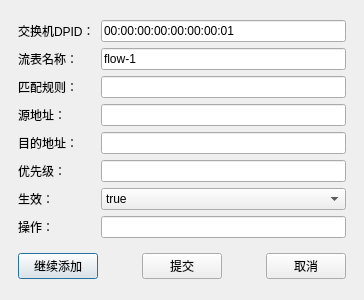
The window that SDNNet/addflowdialog.ui (Deerdev/SDNTopology) describes before a commit, drawn with Qt 5.
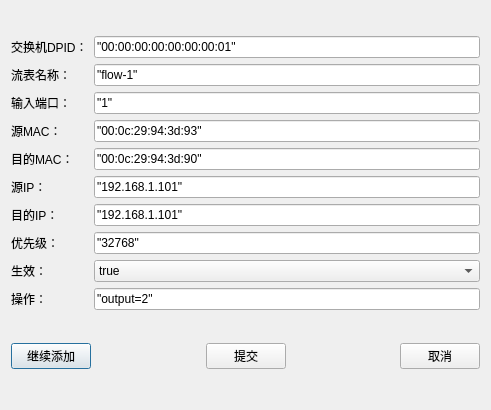
The same window after the commit.

```diff
--- a/SDNNet/addflowdialog.ui
+++ b/SDNNet/addflowdialog.ui
@@ -6,31 +6,19 @@
    <rect>
     <x>0</x>
     <y>0</y>
-    <width>364</width>
-    <height>300</height>
+    <width>491</width>
+    <height>410</height>
    </rect>
   </property>
   <property name="windowTitle">
    <string>添加流表</string>
   </property>
+  <property name="sizeGripEnabled">
+   <bool>false</bool>
+  </property>
   <layout class="QGridLayout" name="gridLayout">
    <item row="0" column="0">
-    <spacer name="horizontalSpacer_3">
-     <property name="orientation">
-      <enum>Qt::Horizontal</enum>
-     </property>
-     <property name="sizeHint" stdset="0">
-      <size>
-       <width>12</width>
-       <height>20</height>
-      </size>
-     </property>
-    </spacer>
-   </item>
-   <item row="0" column="1">
-    <layout class="QHBoxLayout" name="horizontalLayout">
-     <item>
-      <layout class="QVBoxLayout" name="verticalLayout_2">
+    <layout class="QVBoxLayout" name="verticalLayout">
        <item>
         <widget class="QLabel" name="label">
          <property name="text">
@@ -40,6 +28,12 @@
        </item>
        <item>
         <widget class="QLabel" name="label_2">
+       <property name="font">
+        <font>
+         <family>Ubuntu</family>
+         <stylestrategy>PreferDefault</stylestrategy>
+        </font>
+       </property>
          <property name="text">
           <string>流表名称：</string>
          </property>
@@ -48,21 +42,35 @@
        <item>
         <widget class="QLabel" name="label_3">
          <property name="text">
-          <string>匹配规则：</string>
+        <string>输入端口：</string>
          </property>
         </widget>
        </item>
        <item>
         <widget class="QLabel" name="label_4">
          <property name="text">
-          <string>源地址：</string>
+        <string>源MAC：</string>
          </property>
         </widget>
        </item>
        <item>
         <widget class="QLabel" name="label_5">
          <property name="text">
-          <string>目的地址：</string>
+        <string>目的MAC：</string>
+       </property>
+      </widget>
+     </item>
+     <item>
+      <widget class="QLabel" name="label_10">
+       <property name="text">
+        <string>源IP：</string>
+       </property>
+      </widget>
+     </item>
+     <item>
+      <widget class="QLabel" name="label_9">
+       <property name="text">
+        <string>目的IP：</string>
          </property>
         </widget>
        </item>
@@ -89,47 +97,61 @@
        </item>
       </layout>
      </item>
+   <item row="0" column="1">
+    <layout class="QVBoxLayout" name="verticalLayout_2">
      <item>
-      <layout class="QVBoxLayout" name="verticalLayout">
-       <item>
-        <widget class="QLineEdit" name="DPIPLineEdit">
+      <widget class="QLineEdit" name="DPIDLineEdit">
          <property name="text">
-          <string>00:00:00:00:00:00:00:01</string>
+        <string>&quot;00:00:00:00:00:00:00:01&quot;</string>
          </property>
         </widget>
        </item>
        <item>
         <widget class="QLineEdit" name="flowNameLineEdit">
          <property name="text">
-          <string>flow-1</string>
+        <string>&quot;flow-1&quot;</string>
          </property>
         </widget>
        </item>
        <item>
-        <widget class="QLineEdit" name="lineEdit_3">
+      <widget class="QLineEdit" name="inPortLineEdit">
          <property name="text">
-          <string/>
+        <string>&quot;1&quot;</string>
          </property>
         </widget>
        </item>
        <item>
         <widget class="QLineEdit" name="srcMACLineEdit">
          <property name="text">
-          <string/>
+        <string>&quot;00:0c:29:94:3d:93&quot;</string>
          </property>
         </widget>
        </item>
        <item>
         <widget class="QLineEdit" name="desMACLineEdit">
          <property name="text">
-          <string/>
+        <string>&quot;00:0c:29:94:3d:90&quot;</string>
+       </property>
+      </widget>
+     </item>
+     <item>
+      <widget class="QLineEdit" name="srcIPLineEdit">
+       <property name="text">
+        <string>&quot;192.168.1.101&quot;</string>
+       </property>
+      </widget>
+     </item>
+     <item>
+      <widget class="QLineEdit" name="desIPLineEdit">
+       <property name="text">
+        <string>&quot;192.168.1.101&quot;</string>
          </property>
         </widget>
        </item>
        <item>
         <widget class="QLineEdit" name="priorityLineEdit">
          <property name="text">
-          <string/>
+        <string>&quot;32768&quot;</string>
          </property>
         </widget>
        </item>
@@ -148,31 +170,16 @@
         </widget>
        </item>
        <item>
-        <widget class="QLineEdit" name="lineEdit_7">
+      <widget class="QLineEdit" name="actionLineEdit">
          <property name="text">
-          <string/>
+        <string>&quot;output=2&quot;</string>
          </property>
         </widget>
        </item>
       </layout>
      </item>
-    </layout>
-   </item>
-   <item row="0" column="2">
-    <spacer name="horizontalSpacer_4">
-     <property name="orientation">
-      <enum>Qt::Horizontal</enum>
-     </property>
-     <property name="sizeHint" stdset="0">
-      <size>
-       <width>12</width>
-       <height>20</height>
-      </size>
-     </property>
-    </spacer>
-   </item>
-   <item row="1" column="1">
-    <layout class="QHBoxLayout" name="horizontalLayout_2">
+   <item row="1" column="0" colspan="2">
+    <layout class="QHBoxLayout" name="horizontalLayout">
      <item>
       <widget class="QPushButton" name="addAgainButton">
        <property name="text">
@@ -187,8 +194,8 @@
        </property>
        <property name="sizeHint" stdset="0">
         <size>
-         <width>40</width>
-         <height>20</height>
+         <width>31</width>
+         <height>31</height>
         </size>
        </property>
       </spacer>
@@ -207,8 +214,8 @@
        </property>
        <property name="sizeHint" stdset="0">
         <size>
-         <width>40</width>
-         <height>20</height>
+         <width>31</width>
+         <height>31</height>
         </size>
        </property>
       </spacer>
```
Lines whose indentation alone changed are shown as unchanged.
